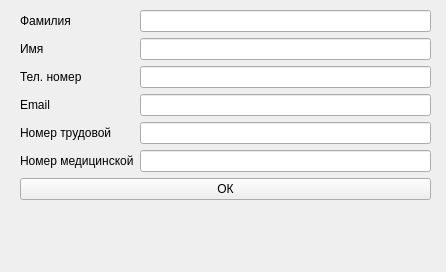
TeflonDervish/Coursework, file Layout/ChangeStaff.ui: the form before one commit.
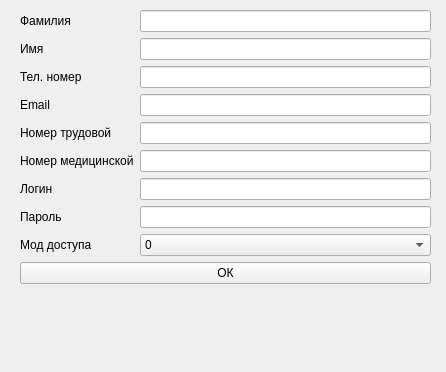
The form after the commit.

```diff
--- a/Layout/ChangeStaff.ui
+++ b/Layout/ChangeStaff.ui
@@ -7,7 +7,7 @@
     <x>0</x>
     <y>0</y>
     <width>446</width>
-    <height>272</height>
+    <height>372</height>
    </rect>
   </property>
   <property name="windowTitle">
@@ -22,7 +22,7 @@
      <x>10</x>
      <y>0</y>
      <width>431</width>
-     <height>308</height>
+     <height>366</height>
     </rect>
    </property>
    <layout class="QFormLayout" name="formLayout">
@@ -45,6 +45,9 @@
       </property>
      </widget>
     </item>
+    <item row="0" column="1">
+     <widget class="QLineEdit" name="Surname"/>
+    </item>
     <item row="1" column="0">
      <widget class="QLabel" name="label_2">
       <property name="text">
@@ -52,6 +55,9 @@
       </property>
      </widget>
     </item>
+    <item row="1" column="1">
+     <widget class="QLineEdit" name="Name"/>
+    </item>
     <item row="2" column="0">
      <widget class="QLabel" name="label_3">
       <property name="text">
@@ -59,6 +65,9 @@
       </property>
      </widget>
     </item>
+    <item row="2" column="1">
+     <widget class="QLineEdit" name="phoneNumber"/>
+    </item>
     <item row="3" column="0">
      <widget class="QLabel" name="label_4">
       <property name="text">
@@ -66,6 +75,9 @@
       </property>
      </widget>
     </item>
+    <item row="3" column="1">
+     <widget class="QLineEdit" name="Email"/>
+    </item>
     <item row="4" column="0">
      <widget class="QLabel" name="label_5">
       <property name="text">
@@ -73,38 +85,67 @@
       </property>
      </widget>
     </item>
-    <item row="5" column="0">
-     <widget class="QLabel" name="label_6">
-      <property name="text">
-       <string>Номер медицинской</string>
-      </property>
-     </widget>
-    </item>
-    <item row="6" column="0" colspan="2">
-     <widget class="QPushButton" name="pushButton">
-      <property name="text">
-       <string>ОК</string>
-      </property>
-     </widget>
-    </item>
-    <item row="0" column="1">
-     <widget class="QLineEdit" name="Surname"/>
-    </item>
-    <item row="1" column="1">
-     <widget class="QLineEdit" name="Name"/>
-    </item>
-    <item row="2" column="1">
-     <widget class="QLineEdit" name="phoneNumber"/>
-    </item>
-    <item row="3" column="1">
-     <widget class="QLineEdit" name="Email"/>
-    </item>
     <item row="4" column="1">
      <widget class="QLineEdit" name="LaborBook"/>
     </item>
     <item row="5" column="1">
      <widget class="QLineEdit" name="MedicalBook"/>
     </item>
+    <item row="9" column="0" colspan="2">
+     <widget class="QPushButton" name="pushButton">
+      <property name="text">
+       <string>ОК</string>
+      </property>
+     </widget>
+    </item>
+    <item row="6" column="1">
+     <widget class="QLineEdit" name="Login"/>
+    </item>
+    <item row="7" column="1">
+     <widget class="QLineEdit" name="Password"/>
+    </item>
+    <item row="5" column="0">
+     <widget class="QLabel" name="label_6">
+      <property name="text">
+       <string>Номер медицинской</string>
+      </property>
+     </widget>
+    </item>
+    <item row="6" column="0">
+     <widget class="QLabel" name="label_7">
+      <property name="text">
+       <string>Логин</string>
+      </property>
+     </widget>
+    </item>
+    <item row="7" column="0">
+     <widget class="QLabel" name="label_8">
+      <property name="text">
+       <string>Пароль</string>
+      </property>
+     </widget>
+    </item>
+    <item row="8" column="1">
+     <widget class="QComboBox" name="comboBox">
+      <item>
+       <property name="text">
+        <string>0</string>
+       </property>
+      </item>
+      <item>
+       <property name="text">
+        <string>1</string>
+       </property>
+      </item>
+     </widget>
+    </item>
+    <item row="8" column="0">
+     <widget class="QLabel" name="label_9">
+      <property name="text">
+       <string>Мод доступа</string>
+      </property>
+     </widget>
+    </item>
    </layout>
   </widget>
  </widget>
```
